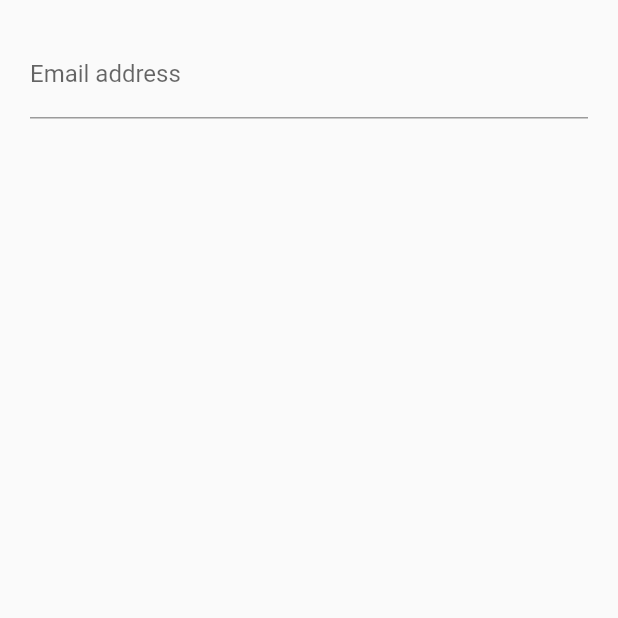
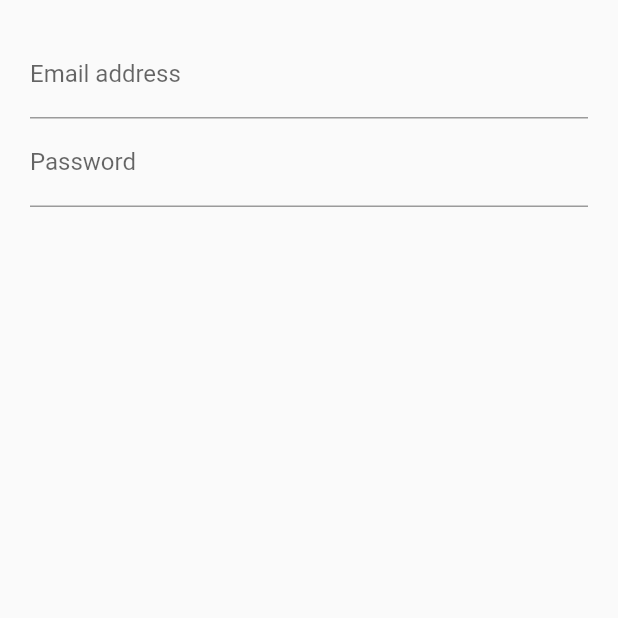
Before and after one commit to agalanis7/login_stateful, a Flutter app: the screen it shows after launch, on a phone screen of 412 x 824 dp, the top half of it. Run offline on Flutter 3.47's test engine with Material 2 defaults, Android fonts, the phone set to English and light mode, and no system bars.

Commit message:
added password field

```diff
--- a/lib/src/screens/login_screen.dart
+++ b/lib/src/screens/login_screen.dart
@@ -14,7 +14,7 @@ class LoginScreenState extends State<LoginScreen> {
         child: Column(
           children: [
             emailField(),
-            //passwordField(),
+            passwordField(),
             //submitButton(),
           ],
         )
@@ -33,7 +33,13 @@ class LoginScreenState extends State<LoginScreen> {
   }
 
   Widget passwordField() {
-
+    return TextFormField(
+      //obscureText: true,
+      decoration: InputDecoration(
+        labelText: 'Password',
+        hintText: 'Password',
+      ),
+    );
   }
 
   Widget submitButton() {
```
